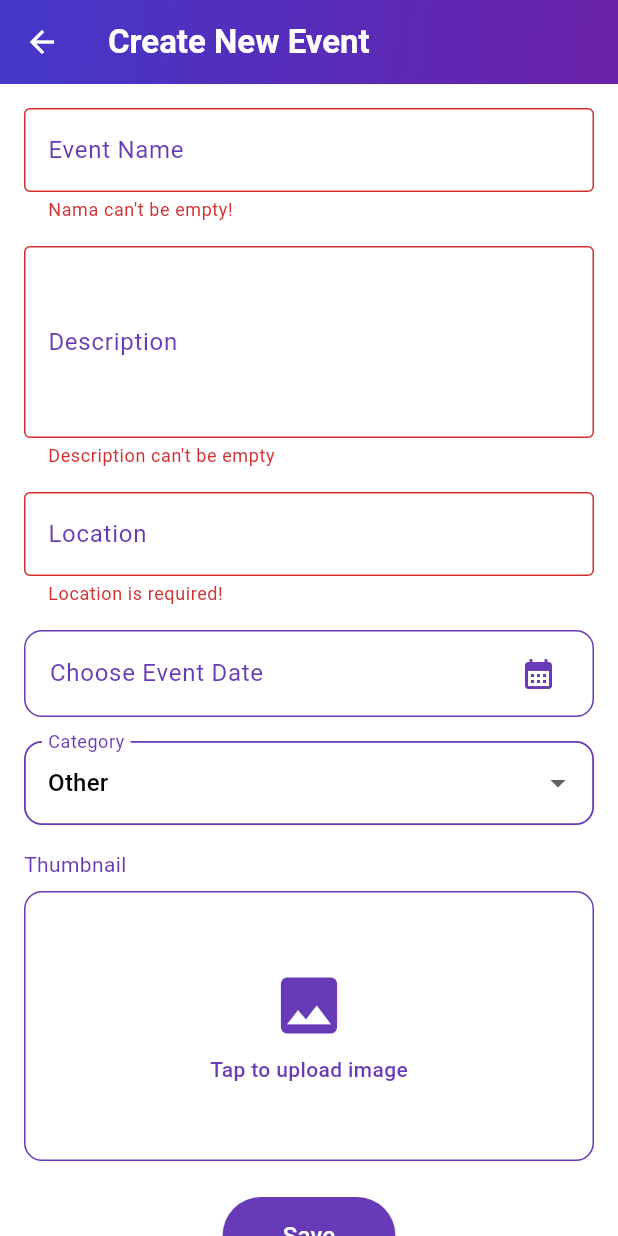
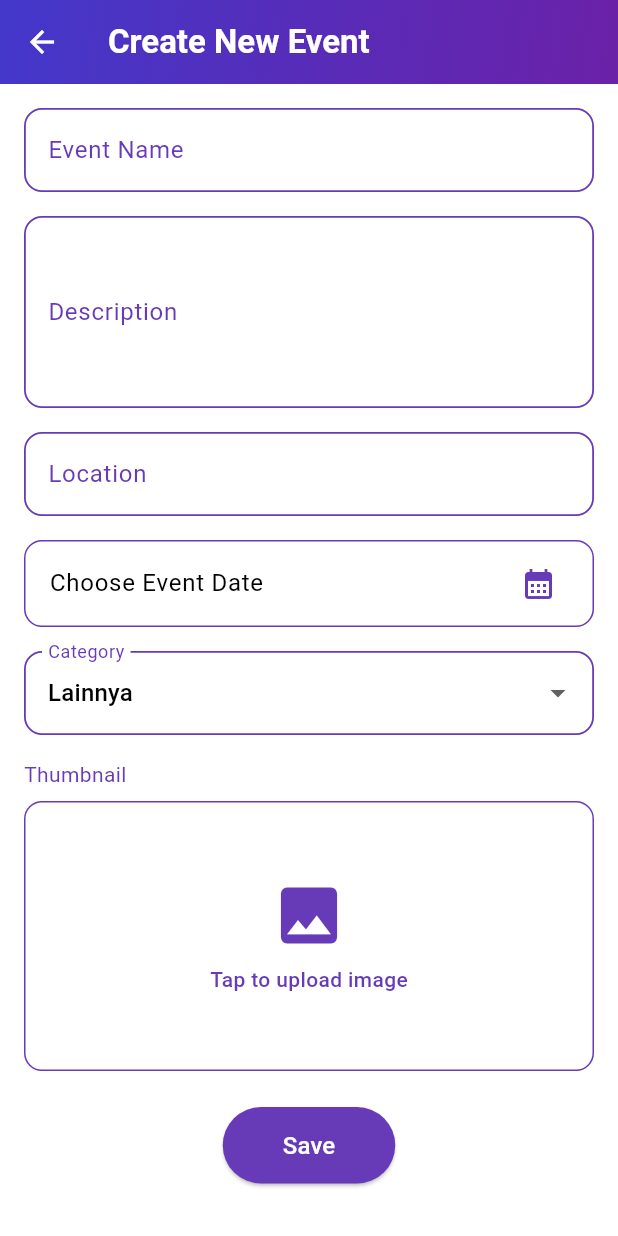
Before and after one commit to PBP-D-07/gas-in-mobile, a Flutter app: the CreateEventPage screen opened directly, after a tap on "Save", on a phone screen of 412 x 824 dp. Run offline on Flutter 3.47's test engine with Material 3 defaults, Android fonts, the light colour scheme and no system bars; our stand-ins replace image_picker; missing offline and left inert: pbp_django_auth.

Commit message:
solve merge conflict

```diff
--- a/lib/EventMakerModule/screens/create_event.dart
+++ b/lib/EventMakerModule/screens/create_event.dart
@@ -9,6 +9,8 @@ import 'package:image_picker/image_picker.dart';
 import 'package:http/http.dart' as http;
 import 'package:path/path.dart';
 import 'package:intl/intl.dart';
+import 'package:flutter/foundation.dart' show kIsWeb;
+import 'dart:typed_data';
 
 String formatDate(DateTime date) {
   return DateFormat("EEEE, dd MMMM yyyy HH:mm", "id_ID").format(date);
@@ -28,22 +30,23 @@ class _CreateEventPageState extends State<CreateEventPage> {
   String _description = "";
   String _location = "";
   String _category = "other";
-  File? _thumbnailFile;
+  Uint8List? _webThumbnailBytes; // untuk web
+  File? _thumbnailFile; // untuk mobile
 
   final ImagePicker _picker = ImagePicker();
   DateTime? _selectedDate;
 
-  final List<String> _categories = [
-    "running",
-    "badminton",
-    "futsal",
-    "football",
-    "basketball",
-    "cycling",
-    "volleyball",
-    "yoga",
-    "padel",
-    "other",
+  final List<Map<String, String>> _categories = [
+    {"value": "running", "label": "Lari"},
+    {"value": "badminton", "label": "Badminton"},
+    {"value": "futsal", "label": "Futsal"},
+    {"value": "football", "label": "Sepak Bola"},
+    {"value": "basketball", "label": "Basket"},
+    {"value": "cycling", "label": "Bersepeda"},
+    {"value": "volleyball", "label": "Voli"},
+    {"value": "yoga", "label": "Yoga"},
+    {"value": "padel", "label": "Padel"},
+    {"value": "other", "label": "Lainnya"},
   ];
 
   @override
@@ -186,7 +189,7 @@ class _CreateEventPageState extends State<CreateEventPage> {
                   title: Text(
                     _selectedDate == null
                         ? "Choose Event Date"
-                        : formatDate(_selectedDate!),
+                        : formatDate(_selectedDate!),style: TextStyle(color: Colors.black),
                   ),
                   trailing: const Icon(
                     Icons.calendar_month,
@@ -222,6 +225,7 @@ class _CreateEventPageState extends State<CreateEventPage> {
                     if (picked != null) {
                       // TIME PICKER
                       TimeOfDay? time = await showTimePicker(
+                        // ignore: use_build_context_synchronously
                         context: context,
                         initialTime: TimeOfDay.now(),
                         initialEntryMode:
@@ -242,11 +246,11 @@ class _CreateEventPageState extends State<CreateEventPage> {
                                   dialBackgroundColor:
                                       Colors.deepPurple.shade50,
                                   hourMinuteTextStyle:
-                                      MaterialStateTextStyle.resolveWith((
+                                      WidgetStateTextStyle.resolveWith((
                                         states,
                                       ) {
                                         if (states.contains(
-                                          MaterialState.selected,
+                                          WidgetState.selected,
                                         )) {
                                           return const TextStyle(
                                             color: Colors.white,
@@ -286,7 +290,7 @@ class _CreateEventPageState extends State<CreateEventPage> {
 
               // CATEGORY
               DropdownButtonFormField<String>(
-                value: _category,
+                initialValue: _category,
                 decoration: InputDecoration(
                   labelText: "Category",
                   labelStyle: TextStyle(color: Colors.deepPurple),
@@ -307,15 +311,19 @@ class _CreateEventPageState extends State<CreateEventPage> {
                   border: OutlineInputBorder(),
                 ),
                 dropdownColor: Colors.white,
-                items: _categories
-                    .map(
-                      (cat) => DropdownMenuItem(
-                        value: cat,
-                        child: Text(cat[0].toUpperCase() + cat.substring(1)),
-                      ),
-                    )
-                    .toList(),
-                onChanged: (value) => _category = value!,
+
+                items: _categories.map((cat) {
+                  return DropdownMenuItem(
+                    value: cat["value"], // ✅ String
+                    child: Text(cat["label"]!), // ✅ label tampil
+                  );
+                }).toList(),
+
+                onChanged: (value) {
+                  setState(() {
+                    _category = value!; // simpan value string
+                  });
+                },
               ),
 
               const SizedBox(height: 16),
@@ -329,10 +337,22 @@ class _CreateEventPageState extends State<CreateEventPage> {
                     source: ImageSource.gallery,
                     imageQuality: 70,
                   );
+
                   if (picked != null) {
+                    if (kIsWeb) {
+                      // WEB → simpan sebagai bytes
+                      final bytes = await picked.readAsBytes();
+                      setState(() {
+                        _webThumbnailBytes = bytes;
+                        _thumbnailFile = null;
+                      });
+                    } else {
+                      // MOBILE → simpan sebagai File
                       setState(() {
                         _thumbnailFile = File(picked.path);
+                        _webThumbnailBytes = null;
                       });
+                    }
                   }
                 },
                 child: Container(
@@ -343,7 +363,7 @@ class _CreateEventPageState extends State<CreateEventPage> {
                     borderRadius: BorderRadius.circular(12),
                     color: Colors.white,
                   ),
-                  child: _thumbnailFile == null
+                  child: (_thumbnailFile == null && _webThumbnailBytes == null)
                       ? Column(
                           mainAxisAlignment: MainAxisAlignment.center,
                           children: [
@@ -364,7 +384,14 @@ class _CreateEventPageState extends State<CreateEventPage> {
                         )
                       : ClipRRect(
                           borderRadius: BorderRadius.circular(12),
-                          child: Image.file(
+                          child: kIsWeb
+                              ? Image.memory(
+                                  _webThumbnailBytes!,
+                                  width: double.infinity,
+                                  height: double.infinity,
+                                  fit: BoxFit.cover,
+                                )
+                              : Image.file(
                                   _thumbnailFile!,
                                   width: double.infinity,
                                   height: double.infinity,
@@ -388,56 +415,85 @@ class _CreateEventPageState extends State<CreateEventPage> {
                     ),
                   ),
                   onPressed: () async {
-                    if (!_formKey.currentState!.validate()) return;
-                    if (_selectedDate == null) {
+                    final requestProvider = context.read<CookieRequest>();
+
+                    // ❗ Cek login
+                    if (!requestProvider.loggedIn) {
                       ScaffoldMessenger.of(context).showSnackBar(
-                        SnackBar(content: Text("Please choose a date first")),
+                        const SnackBar(
+                          content: Text(
+                            "Anda harus login terlebih dahulu untuk membuat event.",
+                          ),
+                        ),
                       );
                       return;
                     }
+
+                    if (!_formKey.currentState!.validate()) return;
+
+                    if (_selectedDate == null) {
+                      ScaffoldMessenger.of(context).showSnackBar(
+                        const SnackBar(
+                          content: Text("Please choose a date first"),
+                        ),
+                      );
+                      return;
+                    }
+
                     if (_thumbnailFile == null) {
                       ScaffoldMessenger.of(context).showSnackBar(
-                        SnackBar(
+                        const SnackBar(
                           content: Text("Please choose a thumbnail first"),
                         ),
                       );
                       return;
                     }
 
-                    final requestProvider = context.read<CookieRequest>();
-
+                    // ---- lanjut proses submit seperti biasa ----
                     final url = Uri.parse(
-                      "https://nezzaluna-azzahra-gas-in.pbp.cs.ui.ac.id/event-maker/api/create",
+                      "http://localhost:8000/event-maker/api/create",
                     );
 
-                    var request = http.MultipartRequest("POST", url);
+                    var multipartRequest = http.MultipartRequest("POST", url);
 
+                    // Set cookies dari requestProvider
                     final cookies = requestProvider.cookies;
                     if (cookies.isNotEmpty) {
-                      request.headers["Cookie"] = cookies.entries
-                          .map((e) => '${e.key}=${e.value}')
-                          .join('; ');
+                      multipartRequest.headers["Cookie"] = cookies.entries
+                          .map((e) => "${e.key}=${e.value}")
+                          .join("; ");
 
-                      if (cookies.containsKey('csrftoken')) {
-                        request.headers['X-CSRFToken'] = cookies['csrftoken']!
-                            .toString();
+                      if (cookies.containsKey("csrftoken")) {
+                        multipartRequest.headers["X-CSRFToken"] =
+                            cookies["csrftoken"]!.toString();
                       }
                     }
 
-                    request.fields['name'] = _name;
-                    request.fields['description'] = _description;
-                    request.fields['location'] = _location;
-                    request.fields['date'] = _selectedDate!.toIso8601String();
-                    request.fields['category'] = _category;
+                    multipartRequest.fields['name'] = _name;
+                    multipartRequest.fields['description'] = _description;
+                    multipartRequest.fields['location'] = _location;
+                    multipartRequest.fields['date'] = _selectedDate!
+                        .toIso8601String();
+                    multipartRequest.fields['category'] = _category;
 
-                    request.files.add(
+                    if (kIsWeb) {
+                      multipartRequest.files.add(
+                        http.MultipartFile.fromBytes(
+                          'thumbnail',
+                          _webThumbnailBytes!,
+                          filename: "thumbnail.jpg",
+                        ),
+                      );
+                    } else {
+                      multipartRequest.files.add(
                         await http.MultipartFile.fromPath(
                           'thumbnail',
                           _thumbnailFile!.path,
                         ),
                       );
+                    }
 
-                    final response = await request.send();
+                    final response = await multipartRequest.send();
                     final respStr = await response.stream.bytesToString();
                     final respJson = jsonDecode(respStr);
 
@@ -445,7 +501,9 @@ class _CreateEventPageState extends State<CreateEventPage> {
 
                     if (respJson['status'] == 'success') {
                       ScaffoldMessenger.of(context).showSnackBar(
-                        SnackBar(content: Text("Event created successfully")),
+                        const SnackBar(
+                          content: Text("Event created successfully"),
+                        ),
                       );
                       Navigator.pushReplacement(
                         context,
@@ -453,7 +511,7 @@ class _CreateEventPageState extends State<CreateEventPage> {
                       );
                     } else {
                       ScaffoldMessenger.of(context).showSnackBar(
-                        SnackBar(content: Text("Failed to create event")),
+                        const SnackBar(content: Text("Failed to create event")),
                       );
                     }
                   },
--- a/lib/EventMakerModule/screens/edit_event.dart
+++ b/lib/EventMakerModule/screens/edit_event.dart
@@ -7,7 +7,6 @@ import 'package:pbp_django_auth/pbp_django_auth.dart';
 import 'dart:io';
 import 'package:image_picker/image_picker.dart';
 import 'package:http/http.dart' as http;
-import 'package:path/path.dart';
 import 'package:intl/intl.dart';
 
 class EditEventPage extends StatefulWidget {
--- a/lib/login.dart
+++ b/lib/login.dart
@@ -3,7 +3,6 @@ import 'package:flutter/material.dart';
 import 'package:gas_in/register.dart';
 import 'package:pbp_django_auth/pbp_django_auth.dart';
 import 'package:provider/provider.dart';
-import 'package:gas_in/AdminModule/screen/menu_admin.dart';
 
 void main() {
   runApp(const LoginApp());
@@ -118,7 +117,7 @@ class _LoginPageState extends State<LoginPage> {
                           Navigator.pushReplacement(
                             context,
                             MaterialPageRoute(
-                                builder: (context) => isAdmin ? adminPage() : MyHomePage()),
+                                builder: (context) =>  MyHomePage()),
                           );
                           ScaffoldMessenger.of(context)
                             ..hideCurrentSnackBar()
--- a/lib/screens/menu.dart
+++ b/lib/screens/menu.dart
@@ -23,7 +23,7 @@ class MyHomePage extends StatelessWidget {
                   mainAxisSize: MainAxisSize.min,
                   mainAxisAlignment: MainAxisAlignment.center,
                   children: [
-                    Image.asset("logo.png", width: 20),
+                    Image.asset("assets/logo.png", width: 20),
                     SizedBox(width: 6),
                     ShaderMask(
                       shaderCallback: (bounds) =>
```
Lines whose indentation alone changed are shown as unchanged.
